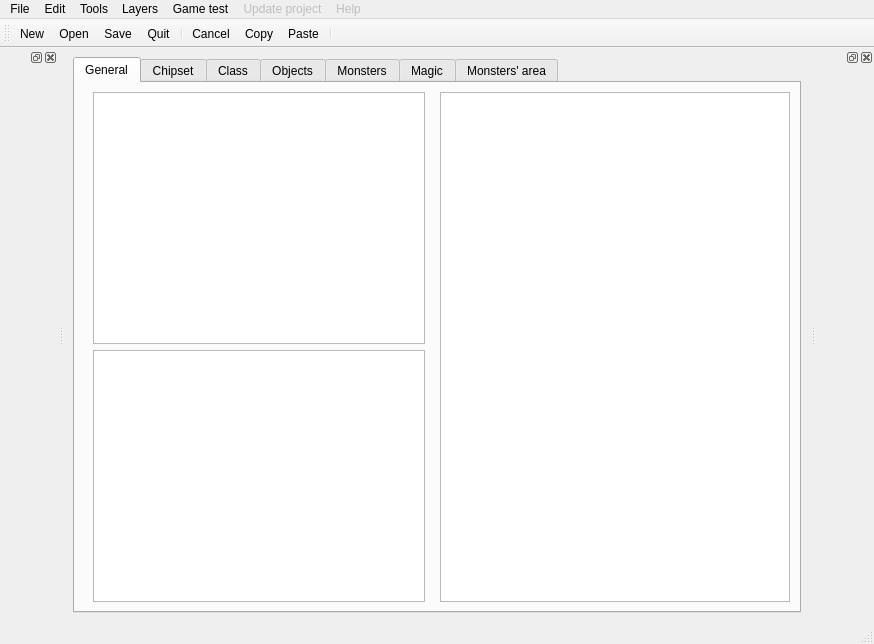
Before: the Qt Designer form src/mainwindow.ui in dummymeuporg/dummyeditor, drawn with Qt 5.
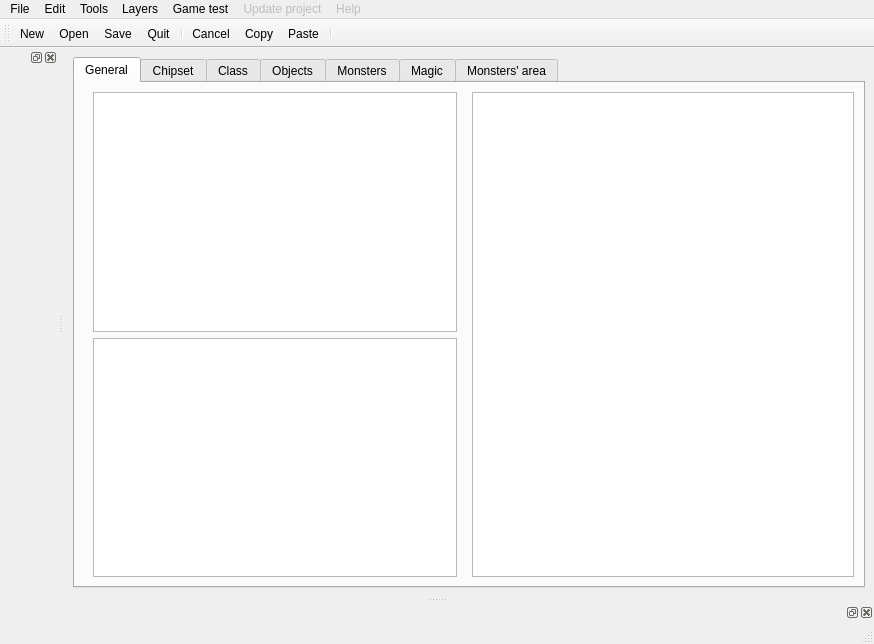
After: the same form once the commit is applied. Icons and pictures are not drawn. Custom widgets are drawn as their Qt base class.

Patch:
```diff
--- a/src/mainwindow.ui
+++ b/src/mainwindow.ui
@@ -570,7 +570,7 @@
   </widget>
   <widget class="QDockWidget" name="dockWidgetDrawingToolbox">
    <attribute name="dockWidgetArea">
-    <number>2</number>
+    <number>8</number>
    </attribute>
    <widget class="Widget::DrawingToolbar::Widget" name="widgetDrawingToolbox"/>
   </widget>
```
